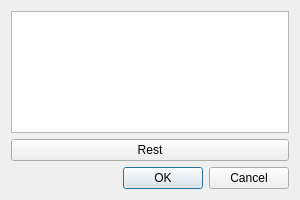
Old version of the form quard_star_tools/telnetview/asciibox.ui in the repository QQxiaoming/quard_star_tutorial.
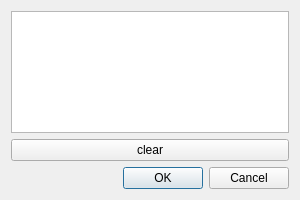
New version of the form.

```diff
--- a/quard_star_tools/telnetview/asciibox.ui
+++ b/quard_star_tools/telnetview/asciibox.ui
@@ -20,7 +20,7 @@
    <item>
     <widget class="QPushButton" name="pushButton">
      <property name="text">
-      <string>Rest</string>
+      <string>clear</string>
      </property>
     </widget>
    </item>
```
